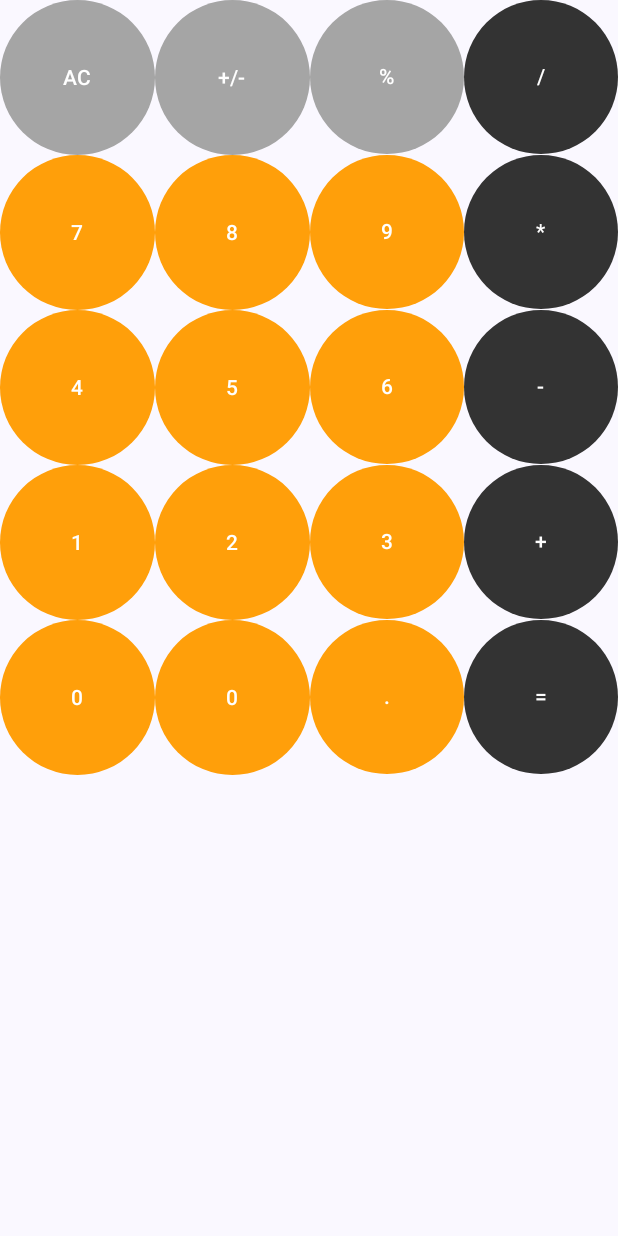
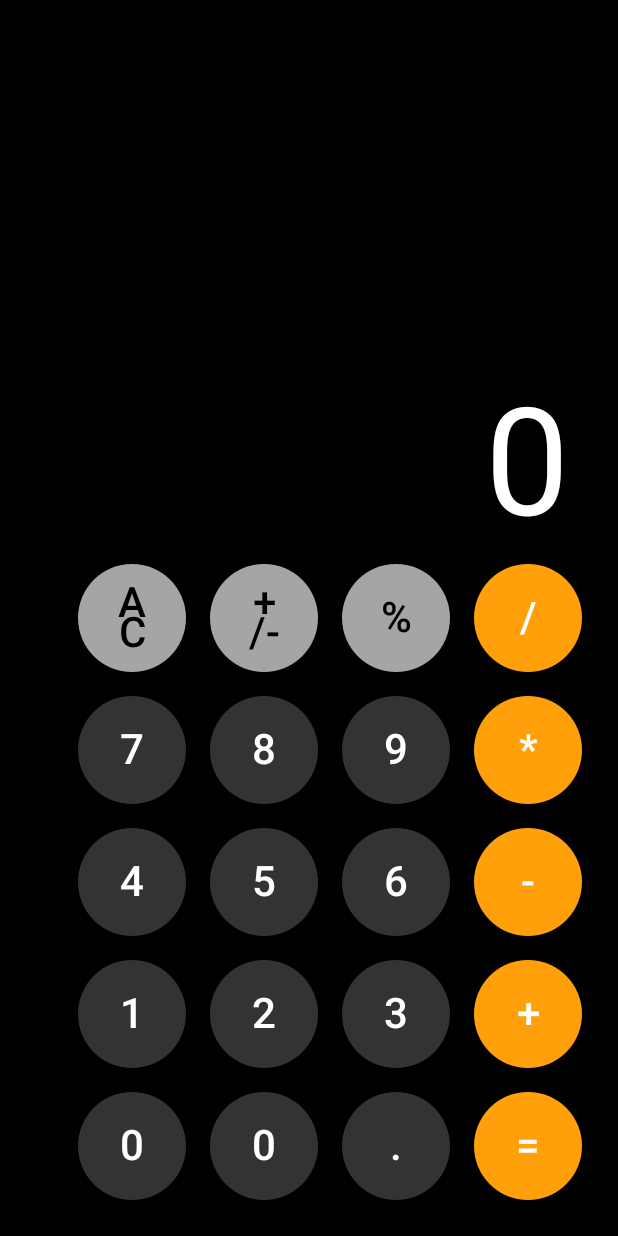
Before and after one commit to Michael2718/uCalculator, an Android app built with Jetpack Compose: the screen it shows after launch (MainActivity), on a phone screen of 412 x 824 dp. Run offline under Robolectric (Android 15) with nearby library versions, the phone set to English and light mode, and no system bars.

Commit message:
Update basic layout

```diff
--- a/app/src/main/java/com/example/u_calculator/MainActivity.kt
+++ b/app/src/main/java/com/example/u_calculator/MainActivity.kt
@@ -7,6 +7,7 @@ import androidx.compose.foundation.layout.fillMaxSize
 import androidx.compose.material3.MaterialTheme
 import androidx.compose.material3.Surface
 import androidx.compose.ui.Modifier
+import androidx.compose.ui.graphics.Color
 import com.example.u_calculator.ui.UCalculatorApp
 import com.example.u_calculator.ui.theme.UCalculatorTheme
 
@@ -15,7 +16,7 @@ class MainActivity : ComponentActivity() {
         super.onCreate(savedInstanceState)
         setContent {
             UCalculatorTheme {
-                Surface(modifier = Modifier.fillMaxSize(), color = MaterialTheme.colorScheme.background) {
+                Surface(modifier = Modifier.fillMaxSize(), color = Color.Black) { // MaterialTheme.colorScheme.background
                     UCalculatorApp()
                 }
             }
--- a/app/src/main/java/com/example/u_calculator/ui/UCalculatorApp.kt
+++ b/app/src/main/java/com/example/u_calculator/ui/UCalculatorApp.kt
@@ -1,13 +1,31 @@
 package com.example.u_calculator.ui
 
+import androidx.compose.foundation.layout.Arrangement
+import androidx.compose.foundation.layout.Column
+import androidx.compose.foundation.layout.PaddingValues
+import androidx.compose.foundation.layout.Row
+import androidx.compose.foundation.layout.Spacer
+import androidx.compose.foundation.layout.aspectRatio
+import androidx.compose.foundation.layout.fillMaxHeight
+import androidx.compose.foundation.layout.fillMaxSize
+import androidx.compose.foundation.layout.fillMaxWidth
+import androidx.compose.foundation.layout.padding
+import androidx.compose.foundation.layout.size
+import androidx.compose.foundation.lazy.LazyRow
 import androidx.compose.foundation.lazy.grid.GridCells
 import androidx.compose.foundation.lazy.grid.LazyVerticalGrid
 import androidx.compose.foundation.lazy.grid.items
 import androidx.compose.foundation.lazy.grid.itemsIndexed
+import androidx.compose.foundation.lazy.itemsIndexed
+import androidx.compose.material3.Text
 import androidx.compose.runtime.Composable
+import androidx.compose.ui.Alignment
 import androidx.compose.ui.Modifier
 import androidx.compose.ui.graphics.Color
+import androidx.compose.ui.graphics.toArgb
 import androidx.compose.ui.tooling.preview.Preview
+import androidx.compose.ui.unit.dp
+import androidx.compose.ui.unit.sp
 import com.example.u_calculator.ui.components.CalcButton
 import com.example.u_calculator.ui.theme.UCalculatorTheme
 
@@ -17,31 +35,66 @@ fun UCalculatorApp(
     // viewModel
 ) {
     val list = listOf(
-        "AC", "+/-", "%", "/",
-        "7", "8", "9", "*",
-        "4", "5", "6", "-",
-        "1", "2", "3", "+",
-        "0", "0", ".", "="
+        listOf("AC", "+/-", "%", "/"),
+        listOf("7", "8", "9", "*"),
+        listOf("4", "5", "6", "-"),
+        listOf("1", "2", "3", "+"),
+        listOf("0", "0", ".", "=")
     )
-    LazyVerticalGrid(
-        columns = GridCells.Fixed(4)
+    Column(
+        modifier = modifier
+            .padding(16.dp)
+            .fillMaxSize(),
+        horizontalAlignment = Alignment.End,
+        verticalArrangement = Arrangement.Bottom
     ) {
-        itemsIndexed(items = list) { index, item ->
-            CalcButton(
-                text = item,
-                color = if (index in (0..2)) {
-                    Color(red = 165, green = 165, blue = 165)
-                } else if ((index + 1) % 4 == 0) {
-                    Color(red = 51, green = 51, blue = 51)
-                } else {
-                    Color(red = 255, green = 159, blue = 10)
+        Text(
+            text = "0",
+            modifier = Modifier.padding(end = 16.dp),
+            color = Color.White,
+            fontSize = 100.sp
+        )
+        Column(
+            modifier = Modifier,
+            verticalArrangement = Arrangement.Bottom,
+            horizontalAlignment = Alignment.CenterHorizontally
+//            verticalArrangement = Arrangement.spacedBy(space = 14.dp, alignment = Alignment.Bottom),
+        ) {
+            for ((rowIndex, row) in list.withIndex()) {
+                LazyRow(
+                    modifier = Modifier,
+//                        .fillMaxWidth(),//.weight(1f),
+//                        .weight(1f),
+                    verticalAlignment = Alignment.CenterVertically,
+                    userScrollEnabled = false
+                ) {
+                    itemsIndexed(items = row) { columnIndex, item ->
+                        CalcButton(
+                            text = item,
+                            modifier = Modifier
+                                .size(88.dp)
+                                .padding(8.dp),
+                            color = if (rowIndex == 0 && columnIndex in (0..2)) {
+                                Color(0xFFa5a5a5)
+                            } else if ((columnIndex + 1) % 4 == 0) {
+                                Color(0xFFff9f0a)// Color(0xFFF1A33B)
+                            } else {
+                                Color(0xFF333333)
+                            },
+                            textColor = if (rowIndex == 0 && columnIndex in (0..2)) {
+                                Color.Black
+                            } else {
+                                Color.White
+                            }
+                        )
+                    }
                 }
-            )
+            }
         }
     }
 }
 
-@Preview(showBackground = true, showSystemUi = true)
+@Preview
 @Composable
 fun UCalculatorAppPreview() {
     UCalculatorTheme {
--- a/app/src/main/java/com/example/u_calculator/ui/components/Composables.kt
+++ b/app/src/main/java/com/example/u_calculator/ui/components/Composables.kt
@@ -1,36 +1,64 @@
 package com.example.u_calculator.ui.components
 
+import androidx.compose.foundation.layout.Box
 import androidx.compose.foundation.layout.Column
 import androidx.compose.foundation.layout.aspectRatio
+import androidx.compose.foundation.layout.fillMaxHeight
 import androidx.compose.foundation.layout.fillMaxSize
+import androidx.compose.foundation.layout.fillMaxWidth
+import androidx.compose.foundation.layout.offset
+import androidx.compose.foundation.layout.requiredSize
 import androidx.compose.foundation.layout.size
 import androidx.compose.foundation.shape.CircleShape
+import androidx.compose.foundation.shape.RoundedCornerShape
 import androidx.compose.material3.Button
 import androidx.compose.material3.ButtonDefaults
 import androidx.compose.material3.Text
 import androidx.compose.runtime.Composable
+import androidx.compose.ui.Alignment
+import androidx.compose.ui.Alignment.Companion.CenterVertically
 import androidx.compose.ui.Modifier
 import androidx.compose.ui.graphics.Color
+import androidx.compose.ui.text.TextStyle
+import androidx.compose.ui.text.font.FontWeight
+import androidx.compose.ui.text.style.TextAlign
 import androidx.compose.ui.tooling.preview.Preview
 import androidx.compose.ui.unit.dp
+import androidx.compose.ui.unit.sp
 import com.example.u_calculator.ui.theme.UCalculatorTheme
 
 @Composable
 fun CalcButton(
     text: String,
     color: Color,
+    textColor: Color,
     modifier: Modifier = Modifier
 ) {
     Button(
         onClick = { /*TODO*/ },
-        modifier = modifier
-            .aspectRatio(1f),
+        modifier = modifier,//.fillMaxSize(),
+//            .size(64.dp)
+//            .aspectRatio(1f)
+//            .fillMaxSize()
+//            .requiredSize(88.dp),
+//            .fillMaxSize(),
+//            .aspectRatio(1f),
+//            .fillMaxSize(),
+//            .aspectRatio(1f),
+//            .requiredSize(64.dp),
         shape = CircleShape,
         colors = ButtonDefaults.buttonColors(
-            containerColor = color
+            containerColor = color,
+            contentColor = textColor
         )
     ) {
-        Text(text = text)
+        Text(
+            text = text,
+            fontSize = 28.sp,
+            fontWeight = FontWeight.Medium,
+            textAlign = TextAlign.Center,
+//            softWrap = false
+        )
     }
 }
 
@@ -39,14 +67,14 @@ fun CalcButton(
 fun CalcButtonPreview() {
     UCalculatorTheme {
         Column {
-            CalcButton(
-                text = "7",
-                color = Color.LightGray
-            )
-            CalcButton(
-                text = "4",
-                color = Color.DarkGray
-            )
+//            CalcButton(
+//                text = "7",
+//                color = Color.LightGray
+//            )
+//            CalcButton(
+//                text = "4",
+//                color = Color.DarkGray
+//            )
         }
     }
 }
--- a/app/src/main/java/com/example/u_calculator/ui/theme/Theme.kt
+++ b/app/src/main/java/com/example/u_calculator/ui/theme/Theme.kt
@@ -41,7 +41,7 @@ private val LightColorScheme = lightColorScheme(
 fun UCalculatorTheme(
     darkTheme: Boolean = isSystemInDarkTheme(),
     // Dynamic color is available on Android 12+
-    dynamicColor: Boolean = true,
+    dynamicColor: Boolean = false,
     content: @Composable () -> Unit
 ) {
     val colorScheme = when {
```
